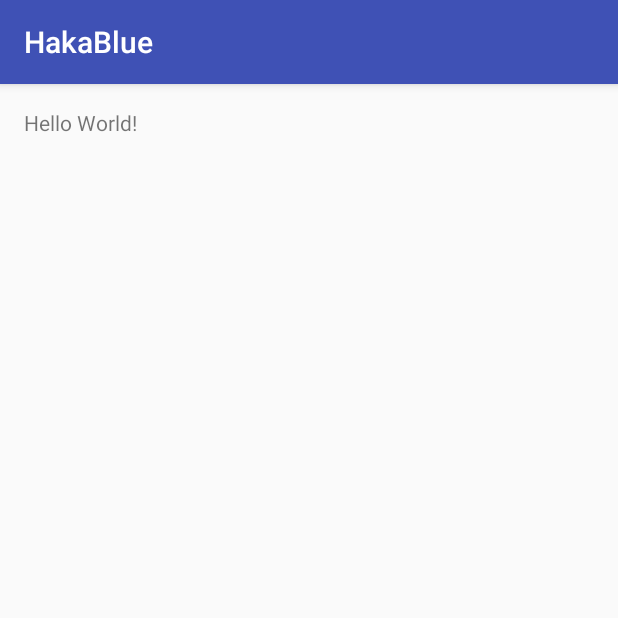
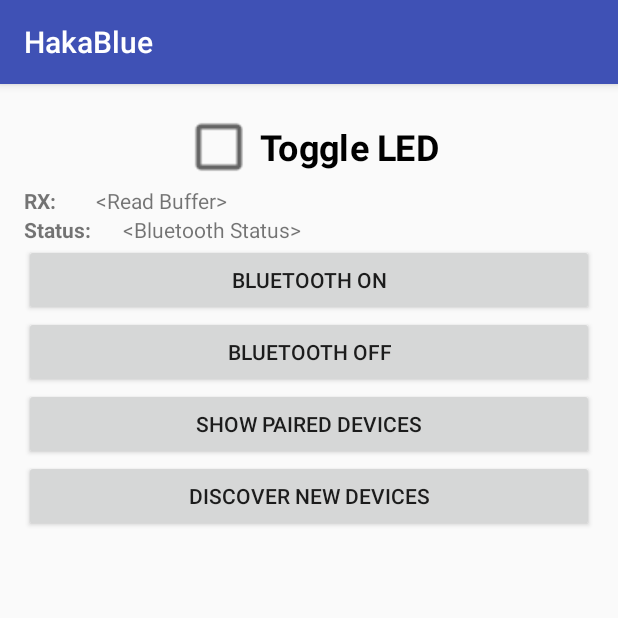
Before and after one commit to artvovc/Bluetooth-Hack, an Android app: the screen it shows after launch (MainActivity before the commit, MainActivity2 after it), on a phone screen of 412 x 824 dp, the top half of it. Run offline under Robolectric (Android 15) with nearby library versions, the phone set to English and light mode, and no system bars.

Commit message:
working get blu dev

```diff
--- /dev/null
+++ b/Andorid/HakaBlue/app/src/main/java/com/example/msa/hakablue/MainActivity2.java
@@ -0,0 +1,351 @@
+package com.example.msa.hakablue;
+
+import android.bluetooth.BluetoothAdapter;
+import android.bluetooth.BluetoothDevice;
+import android.bluetooth.BluetoothSocket;
+import android.content.BroadcastReceiver;
+import android.content.Context;
+import android.content.Intent;
+import android.content.IntentFilter;
+import android.os.Handler;
+import android.os.SystemClock;
+import android.support.v7.app.AppCompatActivity;
+import android.os.Bundle;
+import android.view.View;
+import android.widget.AdapterView;
+import android.widget.ArrayAdapter;
+import android.widget.Button;
+import android.widget.CheckBox;
+import android.widget.ListView;
+import android.widget.TextView;
+import android.widget.Toast;
+
+import java.io.IOException;
+import java.io.InputStream;
+import java.io.OutputStream;
+import java.io.UnsupportedEncodingException;
+import java.util.Set;
+import java.util.UUID;
+
+public class MainActivity2 extends AppCompatActivity {
+
+    // GUI Components
+    private TextView mBluetoothStatus;
+    private TextView mReadBuffer;
+    private Button mScanBtn;
+    private Button mOffBtn;
+    private Button mListPairedDevicesBtn;
+    private Button mDiscoverBtn;
+    private BluetoothAdapter mBTAdapter;
+    private Set<BluetoothDevice> mPairedDevices;
+    private ArrayAdapter<String> mBTArrayAdapter;
+    private ListView mDevicesListView;
+    private CheckBox mLED1;
+
+    private Handler mHandler; // Our main handler that will receive callback notifications
+    private ConnectedThread mConnectedThread; // bluetooth background worker thread to send and receive data
+    private BluetoothSocket mBTSocket = null; // bi-directional client-to-client data path
+
+    private static final UUID BTMODULEUUID = UUID.fromString("00001101-0000-1000-8000-00805F9B34FB"); // "random" unique identifier
+
+
+    // #defines for identifying shared types between calling functions
+    private final static int REQUEST_ENABLE_BT = 1; // used to identify adding bluetooth names
+    private final static int MESSAGE_READ = 2; // used in bluetooth handler to identify message update
+    private final static int CONNECTING_STATUS = 3; // used in bluetooth handler to identify message status
+
+
+    @Override
+    protected void onCreate(Bundle savedInstanceState) {
+        super.onCreate(savedInstanceState);
+        setContentView(R.layout.ma2);
+
+        mBluetoothStatus = (TextView) findViewById(R.id.bluetoothStatus);
+        mReadBuffer = (TextView) findViewById(R.id.readBuffer);
+        mScanBtn = (Button) findViewById(R.id.scan);
+        mOffBtn = (Button) findViewById(R.id.off);
+        mDiscoverBtn = (Button) findViewById(R.id.discover);
+        mListPairedDevicesBtn = (Button) findViewById(R.id.PairedBtn);
+        mLED1 = (CheckBox) findViewById(R.id.checkboxLED1);
+
+        mBTArrayAdapter = new ArrayAdapter<String>(this, android.R.layout.simple_list_item_1);
+        mBTAdapter = BluetoothAdapter.getDefaultAdapter(); // get a handle on the bluetooth radio
+
+        mDevicesListView = (ListView) findViewById(R.id.devicesListView);
+        mDevicesListView.setAdapter(mBTArrayAdapter); // assign model to view
+        mDevicesListView.setOnItemClickListener(mDeviceClickListener);
+
+
+        mHandler = new Handler() {
+            public void handleMessage(android.os.Message msg) {
+                if (msg.what == MESSAGE_READ) {
+                    String readMessage = null;
+                    try {
+                        readMessage = new String((byte[]) msg.obj, "UTF-8");
+                    } catch (UnsupportedEncodingException e) {
+                        e.printStackTrace();
+                    }
+                    mReadBuffer.setText(readMessage);
+                }
+
+                if (msg.what == CONNECTING_STATUS) {
+                    if (msg.arg1 == 1)
+                        mBluetoothStatus.setText("Connected to Device: " + (String) (msg.obj));
+                    else
+                        mBluetoothStatus.setText("Connection Failed");
+                }
+            }
+        };
+
+        if (mBTArrayAdapter == null) {
+            // Device does not support Bluetooth
+            mBluetoothStatus.setText("Status: Bluetooth not found");
+            Toast.makeText(getApplicationContext(), "Bluetooth device not found!", Toast.LENGTH_SHORT).show();
+        } else {
+
+            mLED1.setOnClickListener(new View.OnClickListener() {
+                @Override
+                public void onClick(View v) {
+                    if (mConnectedThread != null) //First check to make sure thread created
+                        mConnectedThread.write("1");
+                }
+            });
+
+
+            mScanBtn.setOnClickListener(new View.OnClickListener() {
+                @Override
+                public void onClick(View v) {
+                    bluetoothOn(v);
+                }
+            });
+
+            mOffBtn.setOnClickListener(new View.OnClickListener() {
+                @Override
+                public void onClick(View v) {
+                    bluetoothOff(v);
+                }
+            });
+
+            mListPairedDevicesBtn.setOnClickListener(new View.OnClickListener() {
+                @Override
+                public void onClick(View v) {
+                    listPairedDevices(v);
+                }
+            });
+
+            mDiscoverBtn.setOnClickListener(new View.OnClickListener() {
+                @Override
+                public void onClick(View v) {
+                    discover(v);
+                }
+            });
+        }
+    }
+
+    private void bluetoothOn(View view) {
+        if (!mBTAdapter.isEnabled()) {
+            Intent enableBtIntent = new Intent(BluetoothAdapter.ACTION_REQUEST_ENABLE);
+            startActivityForResult(enableBtIntent, REQUEST_ENABLE_BT);
+            mBluetoothStatus.setText("Bluetooth enabled");
+            Toast.makeText(getApplicationContext(), "Bluetooth turned on", Toast.LENGTH_SHORT).show();
+
+        } else {
+            Toast.makeText(getApplicationContext(), "Bluetooth is already on", Toast.LENGTH_SHORT).show();
+        }
+    }
+
+    // Enter here after user selects "yes" or "no" to enabling radio
+    @Override
+    protected void onActivityResult(int requestCode, int resultCode, Intent Data) {
+        // Check which request we're responding to
+        if (requestCode == REQUEST_ENABLE_BT) {
+            // Make sure the request was successful
+            if (resultCode == RESULT_OK) {
+                // The user picked a contact.
+                // The Intent's data Uri identifies which contact was selected.
+                mBluetoothStatus.setText("Enabled");
+            } else
+                mBluetoothStatus.setText("Disabled");
+        }
+    }
+
+    private void bluetoothOff(View view) {
+        mBTAdapter.disable(); // turn off
+        mBluetoothStatus.setText("Bluetooth disabled");
+        Toast.makeText(getApplicationContext(), "Bluetooth turned Off", Toast.LENGTH_SHORT).show();
+    }
+
+    private void discover(View view) {
+        // Check if the device is already discovering
+        if (mBTAdapter.isDiscovering()) {
+            mBTAdapter.cancelDiscovery();
+            Toast.makeText(getApplicationContext(), "Discovery stopped", Toast.LENGTH_SHORT).show();
+        } else {
+            if (mBTAdapter.isEnabled()) {
+                mBTArrayAdapter.clear(); // clear items
+                mBTAdapter.startDiscovery();
+                Toast.makeText(getApplicationContext(), "Discovery started", Toast.LENGTH_SHORT).show();
+                registerReceiver(blReceiver, new IntentFilter(BluetoothDevice.ACTION_FOUND));
+            } else {
+                Toast.makeText(getApplicationContext(), "Bluetooth not on", Toast.LENGTH_SHORT).show();
+            }
+        }
+    }
+
+    static int powe = 0;
+
+    final BroadcastReceiver blReceiver = new BroadcastReceiver() {
+        @Override
+        public void onReceive(Context context, Intent intent) {
+            String action = intent.getAction();
+            if (BluetoothDevice.ACTION_FOUND.equals(action)) {
+                BluetoothDevice device = intent.getParcelableExtra(BluetoothDevice.EXTRA_DEVICE);
+                int rssi = intent.getShortExtra(BluetoothDevice.EXTRA_RSSI, Short.MIN_VALUE);
+                if (powe < (rssi * -1)) {
+                    powe = rssi;
+                    mBTArrayAdapter.clear();
+                    mBTArrayAdapter.add(device.getName() + "\n" + device.getAddress() + "powe : " + rssi);
+                    mBTArrayAdapter.notifyDataSetChanged();
+                }
+            }
+        }
+    };
+
+    private void listPairedDevices(View view) {
+        mPairedDevices = mBTAdapter.getBondedDevices();
+        if (mBTAdapter.isEnabled()) {
+            // put it's one to the adapter
+            for (BluetoothDevice device : mPairedDevices)
+                mBTArrayAdapter.add(device.getName() + "\n" + device.getAddress());
+
+            Toast.makeText(getApplicationContext(), "Show Paired Devices", Toast.LENGTH_SHORT).show();
+        } else
+            Toast.makeText(getApplicationContext(), "Bluetooth not on", Toast.LENGTH_SHORT).show();
+    }
+
+
+
+
+    private AdapterView.OnItemClickListener mDeviceClickListener = new AdapterView.OnItemClickListener() {
+        public void onItemClick(AdapterView<?> av, View v, int arg2, long arg3) {
+
+            String info = ((TextView) v).getText().toString();
+            Toast.makeText(getBaseContext(), "Bluetooth " + info, Toast.LENGTH_SHORT).show();
+//            if (!mBTAdapter.isEnabled()) {
+//                return;
+//            }
+//
+//            mBluetoothStatus.setText("Connecting...");
+//            // Get the device MAC address, which is the last 17 chars in the View
+//            final String address = info.substring(info.length() - 17);
+//            final String name = info.substring(0, info.length() - 17);
+//
+//            // Spawn a new thread to avoid blocking the GUI one
+//            new Thread() {
+//                public void run() {
+//                    boolean fail = false;
+//
+//                    BluetoothDevice device = mBTAdapter.getRemoteDevice(address);
+//
+//                    try {
+//                        mBTSocket = createBluetoothSocket(device);
+//                    } catch (IOException e) {
+//                        fail = true;
+//                        Toast.makeText(getBaseContext(), "Socket creation failed", Toast.LENGTH_SHORT).show();
+//                    }
+//                    // Establish the Bluetooth socket connection.
+//                    try {
+//                        mBTSocket.connect();
+//                    } catch (IOException e) {
+//                        try {
+//                            fail = true;
+//                            mBTSocket.close();
+//                            mHandler.obtainMessage(CONNECTING_STATUS, -1, -1)
+//                                    .sendToTarget();
+//                        } catch (IOException e2) {
+//                            //insert code to deal with this
+//                            Toast.makeText(getBaseContext(), "Socket creation failed", Toast.LENGTH_SHORT).show();
+//                        }
+//                    }
+//                    if (fail == false) {
+//                        mConnectedThread = new ConnectedThread(mBTSocket);
+//                        mConnectedThread.start();
+//
+//                        mHandler.obtainMessage(CONNECTING_STATUS, 1, -1, name)
+//                                .sendToTarget();
+//                    }
+//                }
+//            }.start();
+        }
+    };
+
+    private BluetoothSocket createBluetoothSocket(BluetoothDevice device) throws IOException {
+        return device.createRfcommSocketToServiceRecord(BTMODULEUUID);
+        //creates secure outgoing connection with BT device using UUID
+    }
+
+    private class ConnectedThread extends Thread {
+        private final BluetoothSocket mmSocket;
+        private final InputStream mmInStream;
+        private final OutputStream mmOutStream;
+
+        public ConnectedThread(BluetoothSocket socket) {
+            mmSocket = socket;
+            InputStream tmpIn = null;
+            OutputStream tmpOut = null;
+
+            // Get the input and output streams, using temp objects because
+            // member streams are final
+            try {
+                tmpIn = socket.getInputStream();
+                tmpOut = socket.getOutputStream();
+            } catch (IOException e) {
+            }
+
+            mmInStream = tmpIn;
+            mmOutStream = tmpOut;
+        }
+
+        public void run() {
+            byte[] buffer = new byte[1024];  // buffer store for the stream
+            int bytes; // bytes returned from read()
+
+            // Keep listening to the InputStream until an exception occurs
+            while (true) {
+                try {
+                    // Read from the InputStream
+                    bytes = mmInStream.read(buffer);
+                    if (bytes != 0) {
+                        SystemClock.sleep(100);
+                        mmInStream.read(buffer);
+                    }
+                    // Send the obtained bytes to the UI activity
+
+                    mHandler.obtainMessage(MESSAGE_READ, bytes, -1, buffer)
+                            .sendToTarget();
+                } catch (IOException e) {
+                    break;
+                }
+            }
+        }
+
+        /* Call this from the main activity to send data to the remote device */
+        public void write(String input) {
+            byte[] bytes = input.getBytes();           //converts entered String into bytes
+            try {
+                mmOutStream.write(bytes);
+            } catch (IOException e) {
+            }
+        }
+
+        /* Call this from the main activity to shutdown the connection */
+        public void cancel() {
+            try {
+                mmSocket.close();
+            } catch (IOException e) {
+            }
+        }
+    }
+
+
+}
--- a/Andorid/HakaBlue/app/src/main/res/layout/activity_main.xml
+++ b/Andorid/HakaBlue/app/src/main/res/layout/activity_main.xml
@@ -12,6 +12,7 @@
 
     <TextView
         android:layout_width="wrap_content"
+        android:id="@+id/blue"
         android:layout_height="wrap_content"
         android:text="Hello World!" />
 </RelativeLayout>
--- /dev/null
+++ b/Andorid/HakaBlue/app/src/main/res/layout/ma2.xml
@@ -0,0 +1,125 @@
+<?xml version="1.0" encoding="utf-8"?>
+<RelativeLayout xmlns:android="http://schemas.android.com/apk/res/android"
+    xmlns:tools="http://schemas.android.com/tools"
+    android:layout_width="match_parent"
+    android:layout_height="match_parent"
+    android:paddingBottom="@dimen/activity_vertical_margin"
+    android:paddingLeft="@dimen/activity_horizontal_margin"
+    android:paddingRight="@dimen/activity_horizontal_margin"
+    android:paddingTop="@dimen/activity_vertical_margin" >
+
+
+    <LinearLayout
+        android:orientation="vertical"
+        android:layout_width="match_parent"
+        android:layout_height="match_parent">
+
+        <CheckBox
+            android:layout_width="wrap_content"
+            android:layout_height="wrap_content"
+            android:text="Toggle LED"
+            android:id="@+id/checkboxLED1"
+            android:layout_marginTop="10dp"
+            android:checked="false"
+            android:layout_alignLeft="@+id/bluetoothStatus"
+            android:layout_alignStart="@+id/bluetoothStatus"
+            android:scaleX="1.7"
+            android:scaleY="1.7"
+            android:textStyle="bold"
+            android:layout_gravity="center_horizontal" />
+
+        <LinearLayout
+            android:orientation="horizontal"
+            android:layout_width="match_parent"
+            android:layout_marginTop="10dp"
+            android:layout_height="wrap_content">
+            <TextView
+                android:layout_width="wrap_content"
+                android:layout_height="wrap_content"
+                android:layout_weight="0.1"
+                android:text="RX:"
+                android:ellipsize="end"
+                android:maxLines="1"
+                android:textStyle="bold" />
+            <TextView
+                android:layout_width="wrap_content"
+                android:layout_height="wrap_content"
+                android:layout_weight="0.9"
+                android:ellipsize="end"
+                android:maxLines="1"
+                android:text="&lt;Read Buffer>"
+                android:id="@+id/readBuffer"
+                android:layout_centerHorizontal="true" />
+        </LinearLayout>
+
+        <LinearLayout
+            android:orientation="horizontal"
+            android:layout_width="match_parent"
+            android:layout_height="wrap_content">
+            <TextView
+                android:layout_width="wrap_content"
+                android:layout_height="wrap_content"
+                android:layout_weight="0.1"
+                android:text="Status:"
+                android:ellipsize="end"
+                android:maxLines="1"
+                android:textStyle="bold" />
+            <TextView
+                android:layout_width="wrap_content"
+                android:layout_height="wrap_content"
+                android:layout_weight="0.9"
+
+                android:text="&lt;Bluetooth Status>"
+                android:id="@+id/bluetoothStatus"
+                android:ellipsize="end"
+                android:maxLines="1"
+                android:layout_centerHorizontal="true"
+                android:layout_alignTop="@+id/checkboxLED1" />
+        </LinearLayout>
+
+        <Button
+            android:layout_width="match_parent"
+            android:layout_height="wrap_content"
+            android:text="Bluetooth ON"
+            android:id="@+id/scan"
+            android:layout_centerVertical="true"
+            android:layout_toStartOf="@+id/off" />
+
+        <Button
+            android:layout_width="match_parent"
+            android:layout_height="wrap_content"
+            android:text="Bluetooth OFF"
+            android:id="@+id/off"
+            android:layout_alignBottom="@+id/scan"
+            android:layout_toEndOf="@+id/PairedBtn"
+            android:layout_toRightOf="@+id/PairedBtn" />
+
+        <Button
+            android:layout_width="match_parent"
+            android:layout_height="wrap_content"
+            android:text="Show paired Devices"
+            android:id="@+id/PairedBtn"
+            android:layout_below="@+id/scan"
+            android:layout_toStartOf="@+id/discover" />
+
+        <Button
+            android:layout_width="match_parent"
+            android:layout_height="wrap_content"
+            android:text="Discover New Devices"
+            android:id="@+id/discover"
+            android:layout_below="@+id/off"
+            android:layout_toRightOf="@+id/checkboxLED1"
+            android:layout_toEndOf="@+id/checkboxLED1" />
+
+        <ListView
+            android:layout_width="wrap_content"
+            android:layout_height="wrap_content"
+            android:id="@+id/devicesListView"
+            android:choiceMode="singleChoice"
+            android:layout_below="@+id/PairedBtn"
+            android:layout_alignRight="@+id/off"
+            android:layout_alignEnd="@+id/off" />
+
+    </LinearLayout>
+
+</RelativeLayout>
```
Also changed, not shown: Andorid/HakaBlue/app/src/main/AndroidManifest.xml (+6 -1 lines), Andorid/HakaBlue/app/src/main/java/com/example/msa/hakablue/Connections.java (added, +24 -0 lines), Andorid/HakaBlue/app/src/main/java/com/example/msa/hakablue/MainActivity.java (+64 -1 lines).
